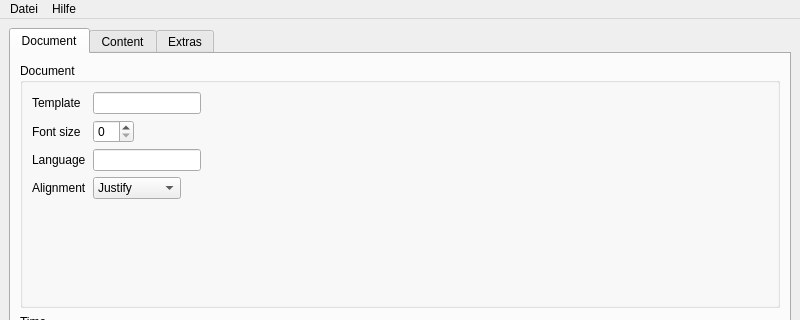
Old version of the form ui/lattr.ui in the repository blblblu/lattr; both pictures show x 0 to 800 and y 0 to 320 of the 800 by 600 pixel window.
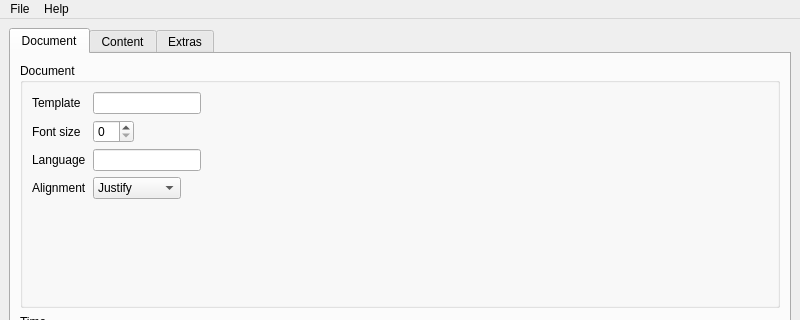
New version of the form.

Diff of the .ui file:
```diff
--- a/ui/lattr.ui
+++ b/ui/lattr.ui
@@ -351,7 +351,7 @@
    </property>
    <widget class="QMenu" name="menuDatei">
     <property name="title">
-     <string>Datei</string>
+     <string>File</string>
     </property>
     <widget class="QMenu" name="menuExport">
      <property name="title">
@@ -372,7 +372,7 @@
    </widget>
    <widget class="QMenu" name="menuHilfe">
     <property name="title">
-     <string>Hilfe</string>
+     <string>Help</string>
     </property>
     <addaction name="actionAbout"/>
    </widget>
```
Left out of the diff: 2 changed lines with no effect on the pictures.
